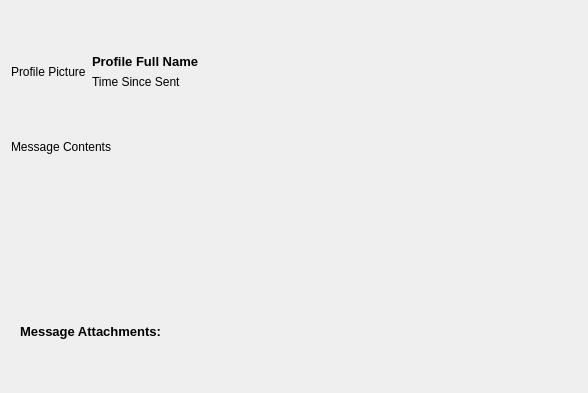
This is viewmessage.ui in PeteCastle/SoftwareDesignCaseStudy as Qt 5 draws it before an edit. The edited form follows.
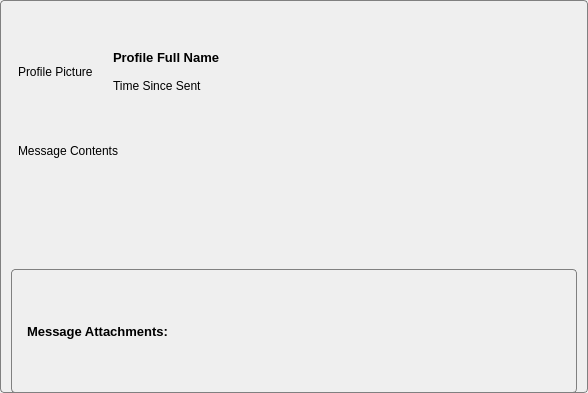
This is the edited form.

```diff
--- a/viewmessage.ui
+++ b/viewmessage.ui
@@ -13,6 +13,18 @@
   <property name="windowTitle">
    <string>Form</string>
   </property>
+  <property name="styleSheet">
+   <string notr="true">QWidget{
+border: 1px solid gray;
+border-radius: 4px;
+padding:4px 4px 4px 4px;
+}
+
+QLabel{
+border: none;
+}
+</string>
+  </property>
   <layout class="QVBoxLayout" name="verticalLayout_2" stretch="0,0,0">
    <property name="topMargin">
     <number>10</number>
@@ -36,6 +48,7 @@
          <property name="font">
           <font>
            <pointsize>10</pointsize>
+           <weight>75</weight>
            <bold>true</bold>
           </font>
          </property>
@@ -116,6 +129,7 @@
         <property name="font">
          <font>
           <pointsize>10</pointsize>
+          <weight>75</weight>
           <bold>true</bold>
          </font>
         </property>
```
